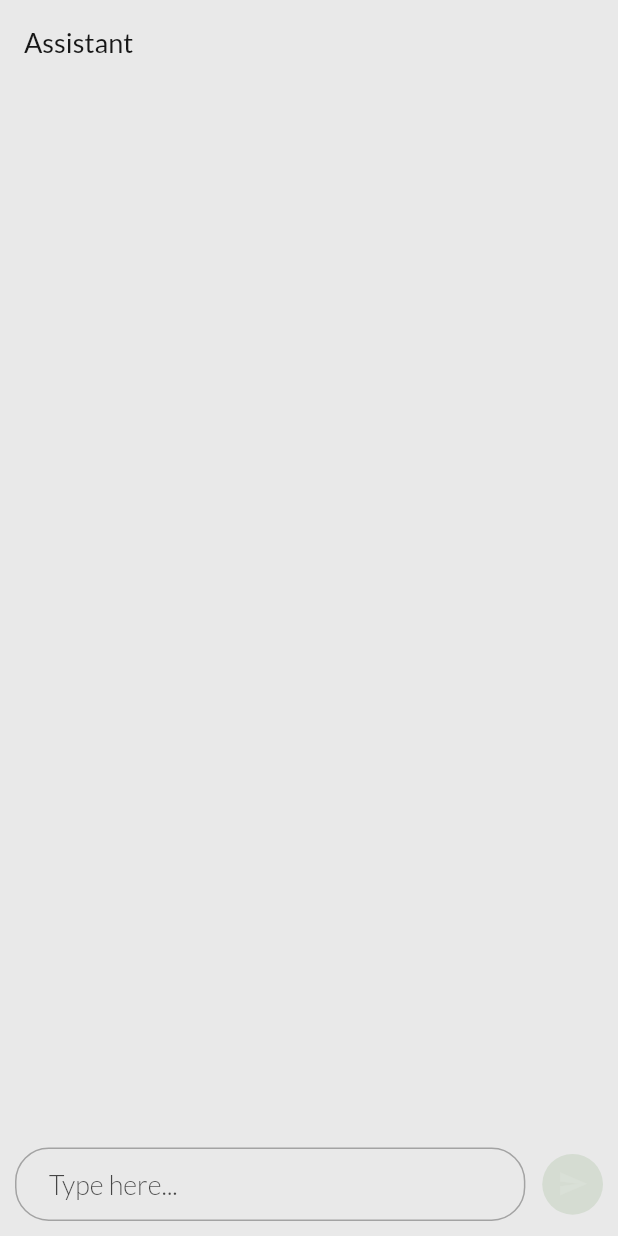
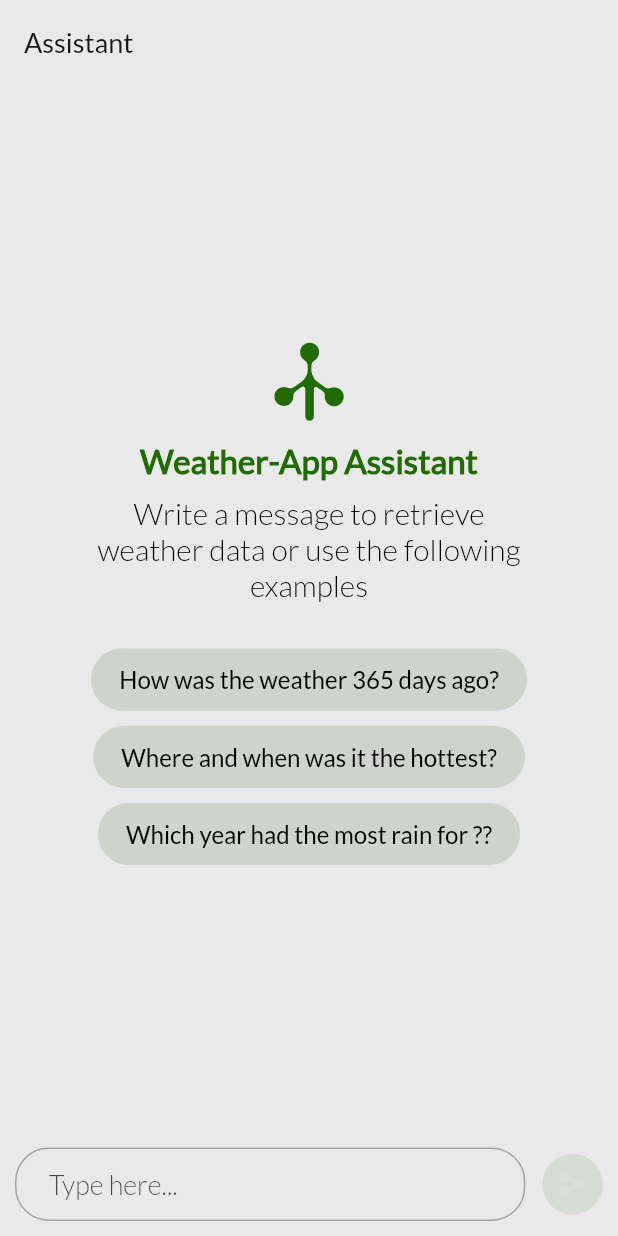
Before and after one commit to Marcel1504/weatherapp-ui, a Flutter app: the AppAssistantPage widget shown alone on an empty page, opened directly, on a phone screen of 412 x 824 dp. Run offline on Flutter 3.47's test engine with Material 2 defaults, Android fonts, the light colour scheme and no system bars; drawn by our look-alikes of text_scroll; our stand-ins replace fl_chart, photo_view, rive, salomon_bottom_bar, shared_preferences; missing offline and left inert: dart:html; accounts and stored records are empty; generated files the repository leaves out were written again; network calls fail.

Commit message:
update assistant page

```diff
--- /dev/null
+++ b/lib/components/button/app_long_text_button_component.dart
@@ -0,0 +1,48 @@
+import 'package:flutter/material.dart';
+import 'package:text_scroll/text_scroll.dart';
+import 'package:weatherapp_ui/components/button/app_button_component.dart';
+import 'package:weatherapp_ui/config/app_layout_config.dart';
+import 'package:weatherapp_ui/enums/app_button_type_enum.dart';
+
+class AppLongTextButtonComponent extends StatelessWidget {
+  final Function()? onTap;
+  final IconData? icon;
+  final String? text;
+  final String? tooltip;
+  final AppButtonTypeEnum type;
+  final double size;
+
+  const AppLongTextButtonComponent(
+      {super.key,
+      this.onTap,
+      this.icon,
+      this.text,
+      this.size = AppLayoutConfig.buttonDefaultSize,
+      this.tooltip,
+      this.type = AppButtonTypeEnum.normal});
+
+  @override
+  Widget build(BuildContext context) {
+    return AppButtonComponent(
+      size: size,
+      tooltip: tooltip,
+      type: type,
+      onTap: onTap,
+      builder: (context, foreground, background) => _getText(context, foreground),
+    );
+  }
+
+  Widget _getText(BuildContext context, Color foreground) {
+    return Padding(
+        padding: EdgeInsets.only(right: size / 6, left: size / 6),
+        child: TextScroll(text ?? "",
+            textAlign: TextAlign.center,
+            mode: TextScrollMode.bouncing,
+            pauseBetween: const Duration(seconds: 1),
+            pauseOnBounce: const Duration(seconds: 1),
+            style: Theme.of(context).textTheme.bodyMedium!.copyWith(
+                  fontSize: size / 2.8,
+                  color: foreground,
+                )));
+  }
+}
--- a/lib/components/chat/message/app_chat_error_message_component.dart
+++ b/lib/components/chat/message/app_chat_error_message_component.dart
@@ -1,6 +1,7 @@
 import 'package:flutter/material.dart';
 import 'package:weatherapp_ui/components/button/app_icon_text_button_component.dart';
 import 'package:weatherapp_ui/components/chat/message/app_chat_message_component.dart';
+import 'package:weatherapp_ui/config/app_l18n_config.dart';
 import 'package:weatherapp_ui/config/app_layout_config.dart';
 import 'package:weatherapp_ui/enums/app_button_type_enum.dart';
 import 'package:weatherapp_ui/enums/chat/app_chat_error_code_enum.dart';
@@ -20,7 +21,7 @@ class AppChatErrorMessageComponent extends StatelessWidget {
         role: AppChatMessageRoleEnum.assistant,
         child: Column(
           children: [
-            Text("An error occurred while processing your message. Please restart the chat",
+            Text(_getErrorText(context),
                 style: Theme.of(context).textTheme.bodyMedium!.copyWith(
                     fontSize: AppLayoutConfig.chatMessageFontSize, color: Theme.of(context).colorScheme.error)),
             Padding(
@@ -34,4 +35,18 @@ class AppChatErrorMessageComponent extends StatelessWidget {
           ],
         ));
   }
+
+  String _getErrorText(BuildContext context) {
+    switch (errorCode) {
+      case AppChatErrorCodeEnum.assistant00001:
+        return AppL18nConfig.get(context).chat_assistant_error_timeout;
+      case AppChatErrorCodeEnum.assistant00002:
+        return AppL18nConfig.get(context).chat_assistant_error_data_processing;
+      case AppChatErrorCodeEnum.assistant00004:
+        return AppL18nConfig.get(context).chat_assistant_error_too_many_requests;
+      case AppChatErrorCodeEnum.assistant00003:
+      default:
+        return AppL18nConfig.get(context).chat_assistant_error_connection_failure;
+    }
+  }
 }
--- a/lib/config/app_layout_config.dart
+++ b/lib/config/app_layout_config.dart
@@ -23,6 +23,9 @@ class AppLayoutConfig {
   // dialog
   static const double dialogTitleFontSize = 18;
 
+  //
+  static const double iconAssistantIntroSize = 60;
+
   // input
   static const double inputBorderDefaultWidth = 1;
   static const double inputDefaultSize = 45;
@@ -47,6 +50,9 @@ class AppLayoutConfig {
   static const double pickerValueFontSize = 14;
 
   // text
+  static const double textAssistantIntroHeadlineFontSize = 22;
+  static const double textAssistantIntroTextFontSize = 20;
+  static const double textAssistantIntroTextMaxWidth = 300;
   static const double textCurrentDataHeaderFontSize = 16;
   static const double textDefaultBody = 14;
   static const double textDefaultHeadline = 18;
--- a/lib/dto/request/chat/app_chat_request_dto.dart
+++ b/lib/dto/request/chat/app_chat_request_dto.dart
@@ -4,11 +4,11 @@ part 'app_chat_request_dto.g.dart';
 
 @JsonSerializable()
 class AppChatRequestDto {
-  AppChatRequestDto({this.chatId, this.message, this.contextStationId});
+  AppChatRequestDto({this.chatId, this.message, this.contextStationCode});
 
   int? chatId;
   String? message;
-  int? contextStationId;
+  String? contextStationCode;
 
   factory AppChatRequestDto.fromJson(Map<String, dynamic> json) => _$AppChatRequestDtoFromJson(json);
 
--- a/lib/enums/chat/app_chat_error_code_enum.dart
+++ b/lib/enums/chat/app_chat_error_code_enum.dart
@@ -7,4 +7,6 @@ enum AppChatErrorCodeEnum {
   assistant00002,
   @JsonValue("ASSISTANT00003")
   assistant00003,
+  @JsonValue("ASSISTANT00004")
+  assistant00004,
 }
--- /dev/null
+++ b/lib/fragments/assistant/app_assistant_options_fragment.dart
@@ -0,0 +1,81 @@
+import 'package:flutter/material.dart';
+import 'package:provider/provider.dart';
+import 'package:weatherapp_ui/components/button/app_long_text_button_component.dart';
+import 'package:weatherapp_ui/config/app_l18n_config.dart';
+import 'package:weatherapp_ui/config/app_layout_config.dart';
+import 'package:weatherapp_ui/enums/app_button_type_enum.dart';
+import 'package:weatherapp_ui/providers/station/app_station_provider.dart';
+import 'package:weatherapp_ui/themes/app_icons.dart';
+
+class AppAssistantOptionsFragment extends StatelessWidget {
+  final Function(String)? optionSelected;
+
+  const AppAssistantOptionsFragment({super.key, this.optionSelected});
+
+  @override
+  Widget build(BuildContext context) {
+    String station = Provider.of<AppStationProvider>(context, listen: false).selectedStation?.name ?? "?";
+    List<Widget> widgets = [
+      _icon(context),
+      _headline(context),
+      _intro(context),
+      _option(context, AppL18nConfig.get(context).chat_assistant_intro_question1),
+      _option(context, AppL18nConfig.get(context).chat_assistant_intro_question2),
+      _option(context, AppL18nConfig.get(context).chat_assistant_intro_question3(station))
+    ];
+    return Center(
+      child: SingleChildScrollView(
+        child: Column(
+          children: widgets
+              .map((w) => Padding(
+                    padding: const EdgeInsets.only(bottom: AppLayoutConfig.pageAssistantSpacing),
+                    child: w,
+                  ))
+              .toList(),
+        ),
+      ),
+    );
+  }
+
+  Widget _icon(BuildContext context) {
+    return Icon(
+      AppIcons.weather,
+      color: Theme.of(context).colorScheme.secondary,
+      size: AppLayoutConfig.iconAssistantIntroSize,
+    );
+  }
+
+  Widget _headline(BuildContext context) {
+    return Text(
+      AppL18nConfig.get(context).chat_assistant_intro_headline,
+      textAlign: TextAlign.center,
+      style: Theme.of(context).textTheme.headlineLarge!.copyWith(
+          fontSize: AppLayoutConfig.textAssistantIntroHeadlineFontSize, color: Theme.of(context).colorScheme.secondary),
+    );
+  }
+
+  Widget _intro(BuildContext context) {
+    return ConstrainedBox(
+      constraints: const BoxConstraints(maxWidth: AppLayoutConfig.textAssistantIntroTextMaxWidth),
+      child: Padding(
+        padding: const EdgeInsets.only(bottom: AppLayoutConfig.pageAssistantSpacing * 2),
+        child: Text(
+          AppL18nConfig.get(context).chat_assistant_intro_text,
+          textAlign: TextAlign.center,
+          style: Theme.of(context)
+              .textTheme
+              .headlineSmall!
+              .copyWith(fontSize: AppLayoutConfig.textAssistantIntroTextFontSize),
+        ),
+      ),
+    );
+  }
+
+  Widget _option(BuildContext context, String option) {
+    return AppLongTextButtonComponent(
+      text: option,
+      type: AppButtonTypeEnum.secondary,
+      onTap: () => optionSelected?.call(option),
+    );
+  }
+}
--- a/lib/pages/assistant/app_assistant_page.dart
+++ b/lib/pages/assistant/app_assistant_page.dart
@@ -5,11 +5,17 @@ import 'package:weatherapp_ui/components/input/app_prompt_input_component.dart';
 import 'package:weatherapp_ui/components/scaffold/app_scaffold_component.dart';
 import 'package:weatherapp_ui/config/app_l18n_config.dart';
 import 'package:weatherapp_ui/config/app_layout_config.dart';
+import 'package:weatherapp_ui/fragments/assistant/app_assistant_options_fragment.dart';
 import 'package:weatherapp_ui/providers/assistant/app_assistant_provider.dart';
 
-class AppAssistantPage extends StatelessWidget {
+class AppAssistantPage extends StatefulWidget {
   const AppAssistantPage({super.key});
 
+  @override
+  State<AppAssistantPage> createState() => _AppAssistantPageState();
+}
+
+class _AppAssistantPageState extends State<AppAssistantPage> {
   @override
   Widget build(BuildContext context) {
     return AppScaffoldComponent(
@@ -27,35 +33,66 @@ class AppAssistantPage extends StatelessWidget {
   }
 
   Widget _body(BuildContext context) {
-    return Padding(
-      padding: const EdgeInsets.all(AppLayoutConfig.pageAssistantSpacing),
-      child: Consumer<AppAssistantProvider>(builder: (context, provider, widget) {
+    return Consumer<AppAssistantProvider>(builder: (context, provider, widget) {
       return Column(
-          children: [_getChatContainer(context, provider), _getChatInput(context, provider)],
+        children: [
+          provider.chatMessages.isNotEmpty ? _getChatContainer(provider) : _getOptions(provider),
+          _getCoolDownText(provider),
+          _getChatInput(provider)
+        ],
       );
-      }),
-    );
+    });
   }
 
-  Widget _getChatContainer(BuildContext context, AppAssistantProvider assistantProvider) {
+  Widget _getChatContainer(AppAssistantProvider assistantProvider) {
     return Expanded(
       child: Align(
         alignment: Alignment.bottomCenter,
         child: Padding(
-          padding: const EdgeInsets.only(bottom: AppLayoutConfig.pageAssistantSpacing),
+          padding: const EdgeInsets.only(top: AppLayoutConfig.pageAssistantSpacing),
           child: AppChatContainerComponent(
               onResetChat: () => assistantProvider.clearChat(),
               messages: assistantProvider.chatMessages,
-          ),
+              sideSpacing: AppLayoutConfig.pageAssistantSpacing),
         ),
       ),
     );
   }
 
-  Widget _getChatInput(BuildContext context, AppAssistantProvider assistantProvider) {
-    return AppPromptInputComponent(
+  Widget _getOptions(AppAssistantProvider assistantProvider) {
+    return Expanded(
+      child: Padding(
+        padding: const EdgeInsets.all(AppLayoutConfig.pageAssistantSpacing),
+        child: AppAssistantOptionsFragment(optionSelected: (o) => assistantProvider.sendChatMessage(context, o)),
+      ),
+    );
+  }
+
+  Widget _getCoolDownText(AppAssistantProvider assistantProvider) {
+    return assistantProvider.currentCoolDownSeconds <= 0
+        ? Container()
+        : Padding(
+            padding: const EdgeInsets.only(top: AppLayoutConfig.pageAssistantSpacing),
+            child: Text(
+              AppL18nConfig.get(context).chat_assistant_wait(assistantProvider.currentCoolDownSeconds),
+              style: Theme.of(context).textTheme.labelMedium,
+            ),
+          );
+  }
+
+  Widget _getChatInput(AppAssistantProvider assistantProvider) {
+    return Padding(
+      padding: const EdgeInsets.all(AppLayoutConfig.pageAssistantSpacing),
+      child: AppPromptInputComponent(
           hint: AppL18nConfig.get(context).chat_assistant_type_message,
-        disabled: assistantProvider.isLoading || assistantProvider.hasError,
-        onTextSent: (t) => assistantProvider.sendChatMessage(t));
+          disabled: !assistantProvider.canSendMessage(),
+          onTextSent: (t) => assistantProvider.sendChatMessage(context, t)),
+    );
+  }
+
+  @override
+  void deactivate() {
+    Provider.of<AppAssistantProvider>(context, listen: false).clearChat(notify: false);
+    super.deactivate();
   }
 }
--- a/lib/providers/assistant/app_assistant_provider.dart
+++ b/lib/providers/assistant/app_assistant_provider.dart
@@ -1,9 +1,14 @@
+import 'dart:async';
+
 import 'package:flutter/cupertino.dart';
+import 'package:provider/provider.dart';
 import 'package:weatherapp_ui/dto/request/chat/app_chat_request_dto.dart';
 import 'package:weatherapp_ui/dto/response/chat/app_chat_response_dto.dart';
+import 'package:weatherapp_ui/dto/response/chat/message/app_chat_message_response_dto.dart';
 import 'package:weatherapp_ui/enums/chat/app_chat_message_role_enum.dart';
 import 'package:weatherapp_ui/enums/chat/app_chat_message_type_enum.dart';
 import 'package:weatherapp_ui/models/app_chat_message_model.dart';
+import 'package:weatherapp_ui/providers/station/app_station_provider.dart';
 import 'package:weatherapp_ui/services/backend/assistant/app_assistant_backend_service.dart';
 
 class AppAssistantProvider extends ChangeNotifier {
@@ -12,11 +17,17 @@ class AppAssistantProvider extends ChangeNotifier {
   int? _chatId;
   bool _isLoading = false;
   bool _hasError = false;
+  Timer? _coolDownTimer;
+  int _currentCoolDownSeconds = 0;
 
-  Future<void> sendChatMessage(String? message) async {
-    if (message != null && !_isLoading) {
+  Future<void> sendChatMessage(BuildContext context, String? message) async {
+    if (message != null && canSendMessage()) {
+      _startCoolDownTimer();
       _isLoading = true;
       notifyListeners();
+
+      // get context station
+      String? stationCode = Provider.of<AppStationProvider>(context, listen: false).selectedStation?.code;
 
       // add new message to chatMessage and also the loading indicator message
       _chatMessages.add(
@@ -25,41 +36,65 @@ class AppAssistantProvider extends ChangeNotifier {
           .add(AppChatMessageModel(role: AppChatMessageRoleEnum.assistant, type: AppChatMessageTypeEnum.loading));
 
       // perform request with the chat message
-      AppChatRequestDto chatRequest = AppChatRequestDto(message: message, chatId: _chatId, contextStationId: 1);
-      AppChatResponseDto? chatResponse = await _backendService.sendChatMessage(chatRequest);
+      AppChatRequestDto chatRequest =
+          AppChatRequestDto(message: message, chatId: _chatId, contextStationCode: stationCode);
+      AppChatResponseDto chatResponse = await _backendService.sendChatMessage(chatRequest);
+      _chatId = chatResponse.chatId;
 
       // remove loading message once the chat request is finished
       _chatMessages.removeWhere((m) => m.type == AppChatMessageTypeEnum.loading);
 
       // handle the chat response
-      chatResponse != null ? _handleChatResponse(chatResponse) : _handleErrorResponse();
+      for (AppChatMessageResponseDto message in chatResponse.messages ?? []) {
+        message.type == AppChatMessageTypeEnum.error ? _handleErrorMessage(message) : _handleChatMessage(message);
+      }
+
       _isLoading = false;
       notifyListeners();
     }
   }
 
-  void clearChat() {
+  void clearChat({bool notify = true}) {
     _chatMessages.clear();
     _chatId = null;
     _hasError = false;
     _isLoading = false;
-    notifyListeners();
+    _coolDownTimer?.cancel();
+    _currentCoolDownSeconds = 0;
+    if (notify) {
+      notifyListeners();
+    }
   }
 
-  void _handleChatResponse(AppChatResponseDto response) {
-    _chatId = response.chatId;
-    response.messages?.map((m) {
-      AppChatMessageRoleEnum? role = m.role;
-      AppChatMessageTypeEnum type = m.type ?? AppChatMessageTypeEnum.text;
-      if (role != null) {
-        _chatMessages.add(AppChatMessageModel(role: role, type: type, content: m.content));
-      }
-    });
+  bool canSendMessage() {
+    return !_isLoading && !_hasError && _currentCoolDownSeconds <= 0;
   }
 
-  void _handleErrorResponse() {
+  void _handleChatMessage(AppChatMessageResponseDto message) {
+    AppChatMessageRoleEnum? role = message.role ?? AppChatMessageRoleEnum.assistant;
+    AppChatMessageTypeEnum type = message.type ?? AppChatMessageTypeEnum.text;
+    _chatMessages.add(AppChatMessageModel(role: role, type: type, content: message.content));
+  }
+
+  void _handleErrorMessage(AppChatMessageResponseDto message) {
     _hasError = true;
-    _chatMessages.add(AppChatMessageModel(role: AppChatMessageRoleEnum.assistant, type: AppChatMessageTypeEnum.error));
+    _chatMessages.add(AppChatMessageModel(
+        role: AppChatMessageRoleEnum.assistant, type: AppChatMessageTypeEnum.error, content: message.content));
+  }
+
+  void _startCoolDownTimer() {
+    if (_coolDownTimer != null) {
+      _coolDownTimer?.cancel();
+    }
+    _currentCoolDownSeconds = 20;
+    _coolDownTimer = Timer.periodic(const Duration(seconds: 1), (timer) {
+      _currentCoolDownSeconds--;
+      if (_currentCoolDownSeconds <= 0) {
+        timer.cancel();
+        _coolDownTimer == null;
+      }
+      notifyListeners();
+    });
   }
 
   List<AppChatMessageModel> get chatMessages => _chatMessages;
@@ -67,4 +102,6 @@ class AppAssistantProvider extends ChangeNotifier {
   bool get isLoading => _isLoading;
 
   bool get hasError => _hasError;
+
+  int get currentCoolDownSeconds => _currentCoolDownSeconds;
 }
--- a/pubspec.yaml
+++ b/pubspec.yaml
@@ -23,6 +23,7 @@ dependencies:
   collection: ^1.17.0
   fl_chart: ^0.62.0
   photo_view: ^0.14.0
+  text_scroll: ^0.2.0
 
 dev_dependencies:
   flutter_test:
```
Also changed, not shown: assets/l10n/app_de.arb (+11 -0 lines), assets/l10n/app_en.arb (+11 -0 lines), lib/components/chat/container/app_chat_container_component.dart (+8 -4 lines), lib/components/chat/message/app_chat_weather_record_message_component.dart (+69 -1 lines), lib/services/backend/assistant/app_assistant_backend_service.dart (+19 -3 lines), pubspec.lock. Lines whose indentation alone changed are shown as unchanged.
